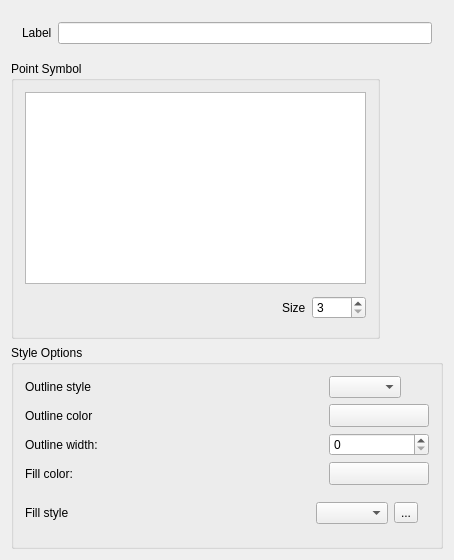
First picture: the form in branches/renderer/src/ui/qgssinglesymboldialogbase.ui, repository stopa85/Quantum-GIS, before the edit.
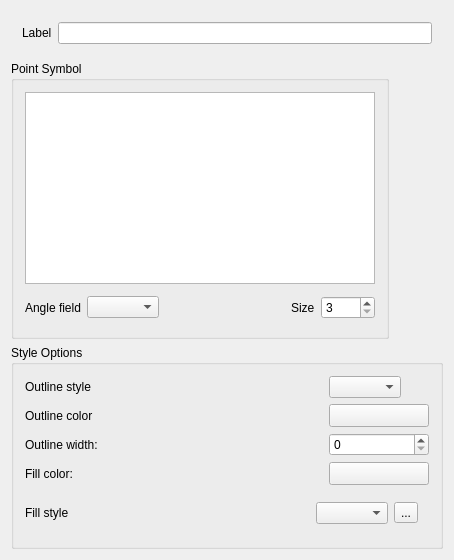
Second picture: the form after the edit. Custom widgets are drawn as their Qt base class.

Commit message: Added angle field to singel symbol renderer. Works except for <none>...

What changed in the file:
```diff
--- a/branches/renderer/src/ui/qgssinglesymboldialogbase.ui
+++ b/branches/renderer/src/ui/qgssinglesymboldialogbase.ui
@@ -83,7 +83,7 @@
       <property name="spacing" >
        <number>6</number>
       </property>
-      <item row="0" column="0" colspan="3" >
+      <item row="0" column="0" colspan="5" >
        <widget class="QListWidget" name="lstSymbols" >
         <property name="dragDropMode" >
          <enum>QAbstractItemView::DragDrop</enum>
@@ -103,6 +103,26 @@
        </widget>
       </item>
       <item row="1" column="0" >
+       <widget class="QLabel" name="textLabel1_3" >
+        <property name="text" >
+         <string>Angle field</string>
+        </property>
+        <property name="buddy" >
+         <cstring>mAngleClassificationComboBox</cstring>
+        </property>
+       </widget>
+      </item>
+      <item row="1" column="1">
+       <widget class="QComboBox" name="mAngleClassificationComboBox" >
+        <property name="minimumSize" >
+         <size>
+          <width>0</width>
+          <height>20</height>
+         </size>
+        </property>
+       </widget>
+      </item>
+      <item row="1" column="2" >
        <spacer>
         <property name="orientation" >
          <enum>Qt::Horizontal</enum>
@@ -112,13 +132,13 @@
         </property>
         <property name="sizeHint" >
          <size>
-          <width>251</width>
+          <width>120</width>
           <height>35</height>
          </size>
         </property>
        </spacer>
       </item>
-      <item row="1" column="1" >
+      <item row="1" column="3" >
        <widget class="QLabel" name="textLabel1_2" >
         <property name="text" >
          <string>Size</string>
@@ -128,7 +148,7 @@
         </property>
        </widget>
       </item>
-      <item row="1" column="2" >
+      <item row="1" column="4" >
        <widget class="QSpinBox" name="mPointSizeSpinBox" >
         <property name="maximum" >
          <number>1000</number>
```
The commit also changes 5 other files.
